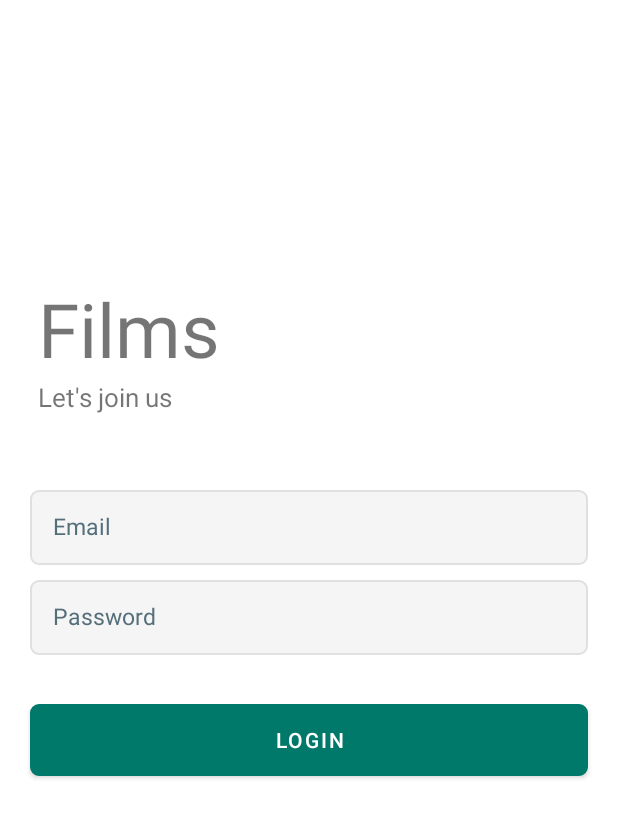
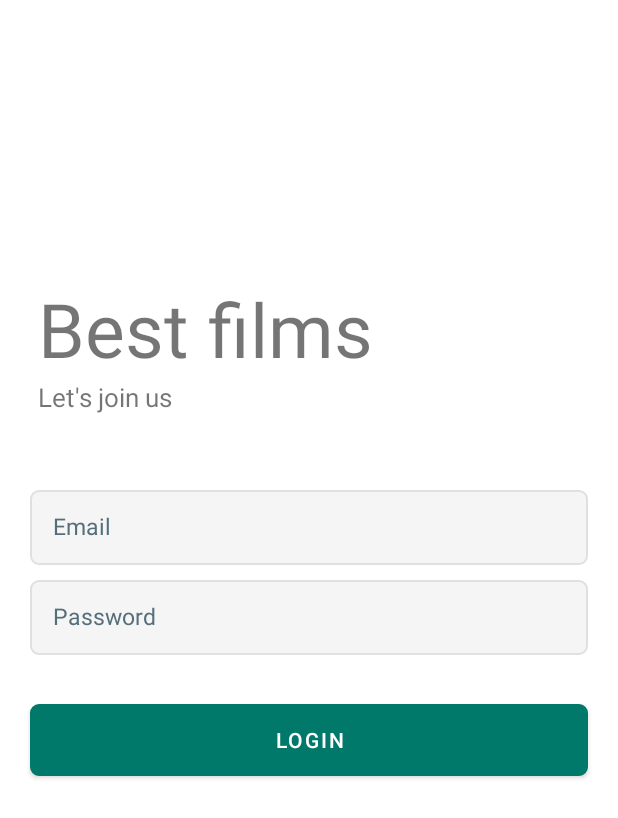
Before and after one commit to newpdv/FilmApp, an Android app: the screen it shows after launch (LoginActivity), on a phone screen of 412 x 824 dp. Shown: the top 818 px of the screen. Run offline under Robolectric (Android 15) with nearby library versions, the phone set to English and light mode, and no system bars.

Commit message:
Change app name

```diff
--- a/app/src/main/res/values/strings.xml
+++ b/app/src/main/res/values/strings.xml
@@ -1,5 +1,5 @@
 <resources>
-    <string name="app_name">Films</string>
+    <string name="app_name">Best films</string>
 
     <string name="login">Login</string>
     <string name="password">Password</string>
```
